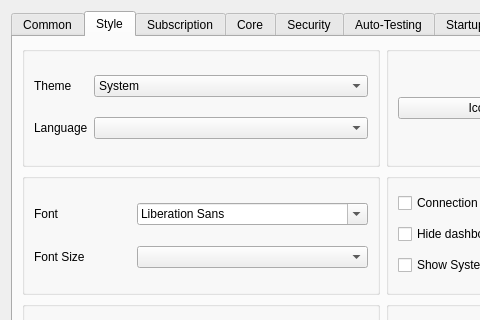
This is src/nekobox/ui/setting/dialog_basic_settings.ui in qr243vbi/nekobox as Qt 5 draws it before an edit; both pictures show x 0 to 480 and y 0 to 320 of the 766 by 472 pixel window. The edited form follows.
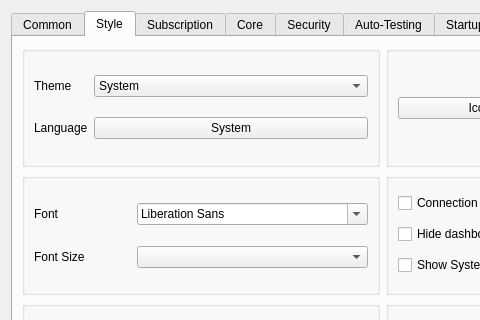
This is the edited form. The open tabs and pages were chosen to show the change. Custom widgets are drawn as their Qt base class.

Commit message: Modify res/translations/xh_ZA.ts

What changed in the file:
```diff
--- a/src/nekobox/ui/setting/dialog_basic_settings.ui
+++ b/src/nekobox/ui/setting/dialog_basic_settings.ui
@@ -518,7 +518,11 @@
              </widget>
             </item>
             <item row="1" column="1">
-             <widget class="QComboBox" name="language"/>
+             <widget class="QPushButton" name="language_button">
+              <property name="text">
+               <string>System</string>
+              </property>
+             </widget>
             </item>
            </layout>
           </widget>
```
The commit also changes 2 other files.
